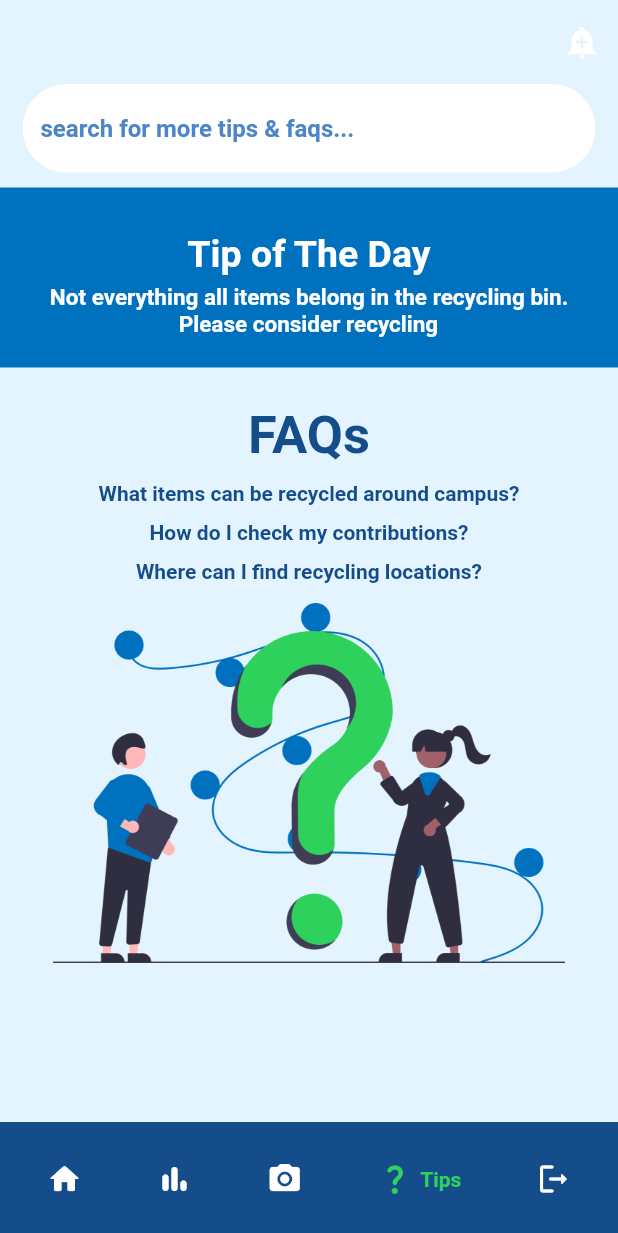
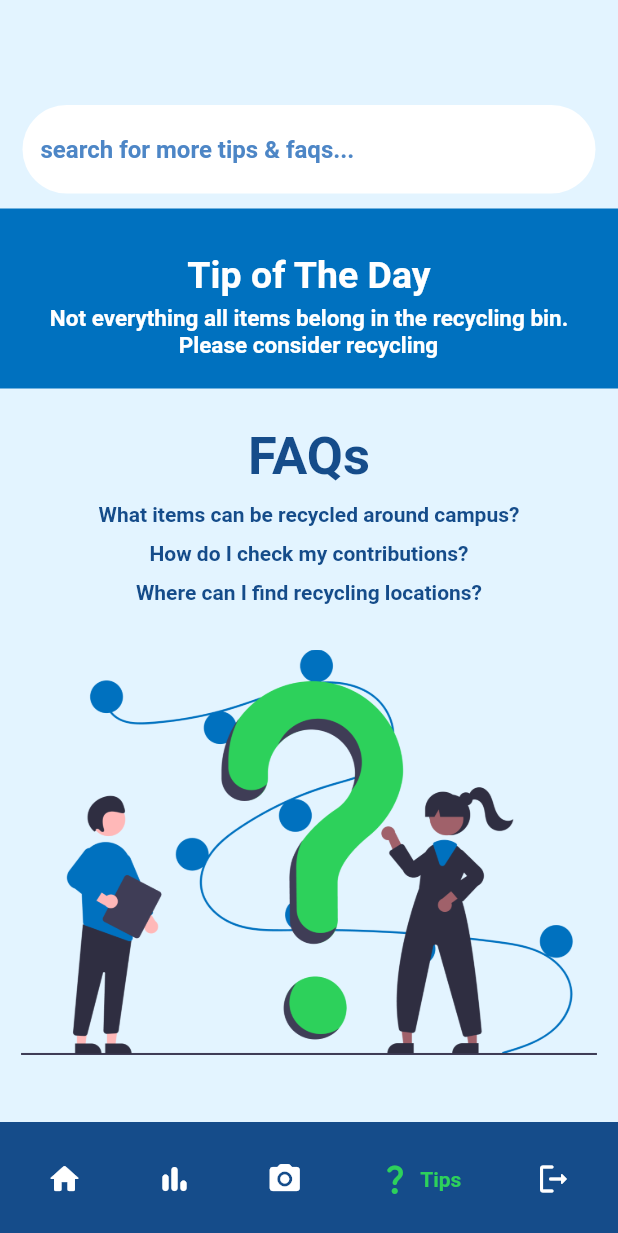
Before and after one commit to SammyOCodes/greengo, a Flutter app: the screen it shows after launch, item 4 of the bottom bar chosen, on a phone screen of 412 x 824 dp. Shown: the top 1233 px of the screen. Run offline on Flutter 3.47's test engine with Material 2 defaults, Android fonts, the light colour scheme and no system bars; drawn by our look-alikes of google_nav_bar; our stand-ins replace charts_flutter, firebase_auth, firebase_core, image_picker, percent_indicator; accounts and stored records are empty.

Commit message:
fix spacing

```diff
--- a/lib/main.dart
+++ b/lib/main.dart
@@ -22,6 +22,7 @@ class MyApp extends StatelessWidget {
   @override
   Widget build(BuildContext context) {
     return MaterialApp(
+      debugShowCheckedModeBanner: false,
       title: 'Flutter Demo',
       theme: ThemeData(scaffoldBackgroundColor: const Color(0xFFE3F4FF)),
       home: Navbar(),
--- a/lib/screens/tips_screen.dart
+++ b/lib/screens/tips_screen.dart
@@ -13,14 +13,12 @@ class _TipsScreenState extends State<TipsScreen> {
   @override
   Widget build(BuildContext context) {
     return Scaffold(
-      appBar: AppBar(
-        backgroundColor: Colors.transparent,
-        elevation: 0,
-        actions: [IconButton(onPressed: () {}, icon: Icon(Icons.add_alert))],
-      ),
       body: Column(
         crossAxisAlignment: CrossAxisAlignment.center,
         children: [
+          SizedBox(
+            height: 70,
+          ),
           Padding(
             padding: const EdgeInsets.fromLTRB(15, 0, 15, 0),
             child: TextField(
@@ -102,11 +100,11 @@ class _TipsScreenState extends State<TipsScreen> {
                 fontWeight: FontWeight.bold, color: Color(0xFF154C8A)),
           ),
           SizedBox(
-            height: 13,
+            height: 30,
           ),
           Image(
             image: AssetImage('lib/assets/FAQ-Assets.png'),
-            height: 240,
+            height: 270,
           )
         ],
       ),
--- a/pubspec.yaml
+++ b/pubspec.yaml
@@ -35,7 +35,7 @@ dependencies:
   # Use with the CupertinoIcons class for iOS style icons.
   cupertino_icons: ^1.0.2
   path_provider: ^2.0.11
-  path: ^1.8.2
+  path: ^1.8.1
   image_picker: ^0.8.5+3
   percent_indicator: ^4.2.2
   firebase_core: ^1.18.0
```
Also changed, not shown: pubspec.lock.
